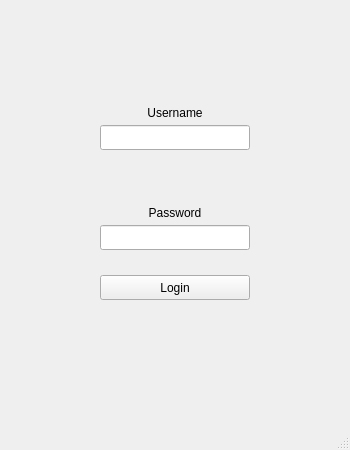
Old version of the form GolfApp/login.ui in the repository drober23/CS340-GolfApp.
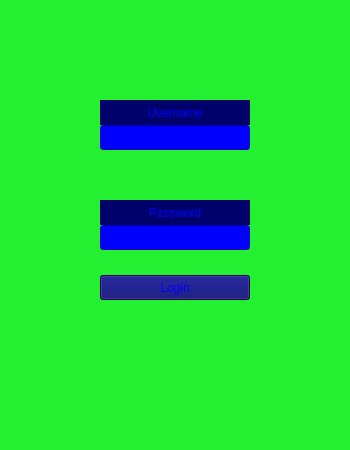
New version of the form.

Commit message: changed some colors- don't like it but I'm still playing around

The edit to the form file:
```diff
--- a/GolfApp/login.ui
+++ b/GolfApp/login.ui
@@ -13,6 +13,12 @@
   <property name="windowTitle">
    <string>MainWindow</string>
   </property>
+  <property name="autoFillBackground">
+   <bool>false</bool>
+  </property>
+  <property name="styleSheet">
+   <string notr="true">background-color: rgb(35, 240, 49);</string>
+  </property>
   <widget class="QWidget" name="centralwidget">
    <widget class="QLineEdit" name="usernameLine">
     <property name="geometry">
@@ -23,6 +29,9 @@
       <height>25</height>
      </rect>
     </property>
+    <property name="styleSheet">
+     <string notr="true">background-color: rgb(0, 0, 255);</string>
+    </property>
    </widget>
    <widget class="QLineEdit" name="passwordLine">
     <property name="geometry">
@@ -33,6 +42,9 @@
       <height>25</height>
      </rect>
     </property>
+    <property name="styleSheet">
+     <string notr="true">background-color: rgb(0, 0, 255);</string>
+    </property>
     <property name="echoMode">
      <enum>QLineEdit::Password</enum>
     </property>
@@ -46,6 +58,22 @@
       <height>25</height>
      </rect>
     </property>
+    <property name="styleSheet">
+     <string notr="true">color: rgb(0, 0, 255);
+selection-background-color: rgb(255, 255, 255);
+selection-color: rgb(0, 170, 255);
+gridline-color: rgb(255, 255, 255);
+border-left-color: rgb(255, 0, 0);
+border-bottom-color: rgb(255, 0, 0);
+border-right-color: rgb(255, 0, 0);
+border-top-color: rgb(255, 0, 0);
+border-color: rgb(255, 0, 0);
+alternate-background-color: rgb(0, 0, 94);
+background-color: rgb(0, 0, 106);
+font: 12pt &quot;Comic Sans MS&quot;;
+
+</string>
+    </property>
     <property name="text">
      <string>Username</string>
     </property>
@@ -62,6 +90,21 @@
       <height>25</height>
      </rect>
     </property>
+    <property name="styleSheet">
+     <string notr="true">color: rgb(0, 0, 255);
+selection-background-color: rgb(255, 255, 255);
+selection-color: rgb(0, 170, 255);
+gridline-color: rgb(255, 255, 255);
+border-left-color: rgb(255, 0, 0);
+border-bottom-color: rgb(255, 0, 0);
+border-right-color: rgb(255, 0, 0);
+border-top-color: rgb(255, 0, 0);
+border-color: rgb(255, 0, 0);
+alternate-background-color: rgb(0, 0, 94);
+background-color: rgb(0, 0, 106);
+font: 12pt &quot;Comic Sans MS&quot;;
+</string>
+    </property>
     <property name="text">
      <string>Password</string>
     </property>
@@ -78,6 +121,21 @@
       <height>25</height>
      </rect>
     </property>
+    <property name="styleSheet">
+     <string notr="true">color: rgb(0, 0, 255);
+selection-background-color: rgb(255, 255, 255);
+selection-color: rgb(0, 170, 255);
+gridline-color: rgb(255, 255, 255);
+border-left-color: rgb(255, 0, 0);
+border-bottom-color: rgb(255, 0, 0);
+border-right-color: rgb(255, 0, 0);
+border-top-color: rgb(255, 0, 0);
+border-color: rgb(255, 0, 0);
+alternate-background-color: rgb(0, 0, 94);
+background-color: rgb(0, 0, 106);
+font: 12pt &quot;Comic Sans MS&quot;;
+</string>
+    </property>
     <property name="text">
      <string>Login</string>
     </property>
```
Left out of the diff: 2 changed lines with no effect on the pictures. The commit also changes 52 other files.
